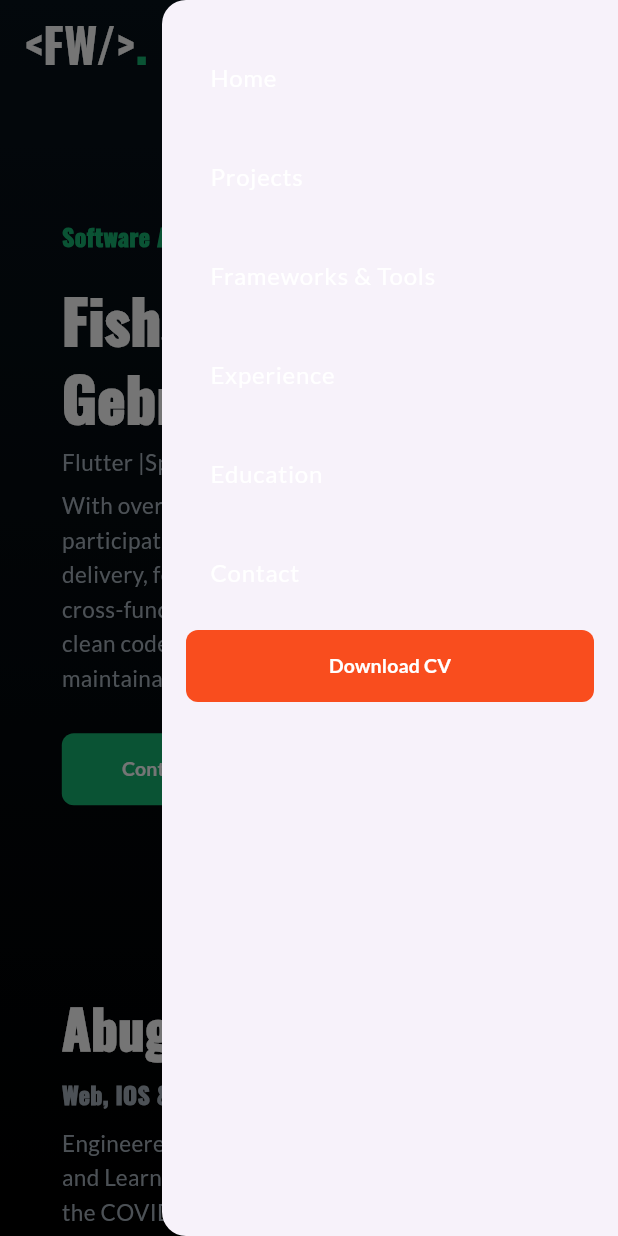
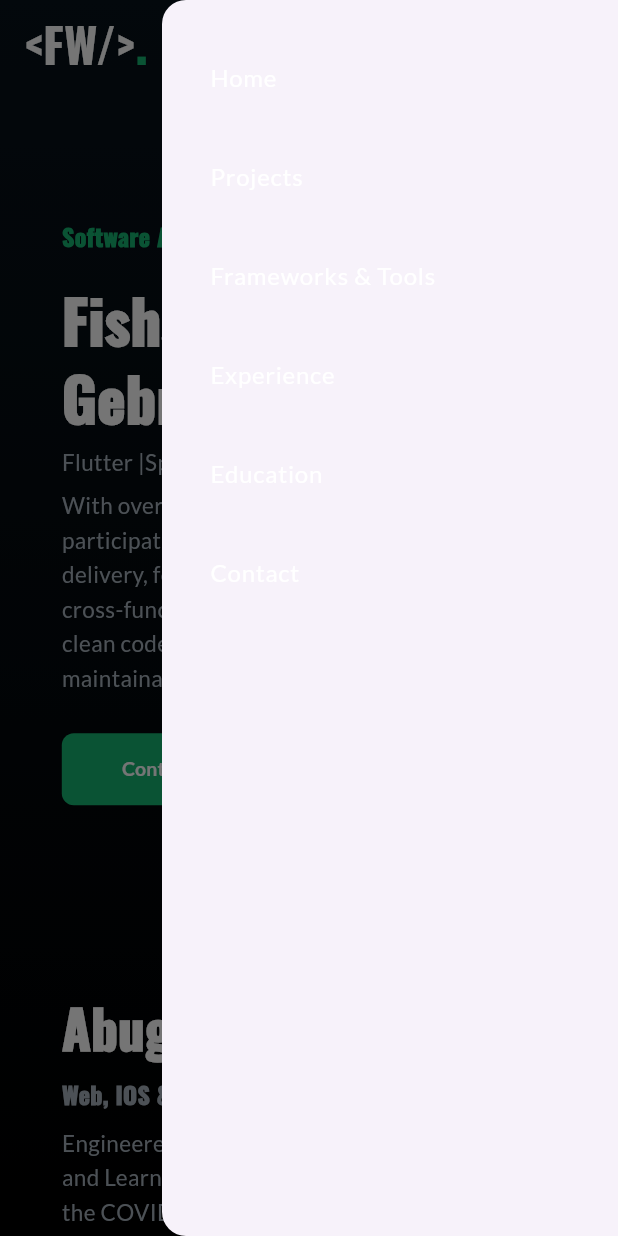
Before and after one commit to Fisha-Wubshet/fisha-portfolio, a Flutter app: the screen it shows after launch, with the side drawer open, on a phone screen of 412 x 824 dp. Run offline on Flutter 3.47's test engine with Material 3 defaults, Android fonts, the phone set to English and light mode, and no system bars; drawn by our look-alikes of carousel_slider; our stand-ins replace google_fonts, responsive_framework, web.

Commit message:
hide download cv button from top header

```diff
--- a/lib/data/header_items_data.dart
+++ b/lib/data/header_items_data.dart
@@ -9,5 +9,4 @@ List<HeaderItem> headerItems = [
   HeaderItem(title: "Experience", onTap: () => scrollTo(experienceKey)),
   HeaderItem(title: "Education", onTap: () => scrollTo(educationKey)),
   HeaderItem(title: "Contact", onTap: () => scrollTo(contactKey)),
-  HeaderItem(title: "Download CV", onTap: () => scrollTo(hireMeKey), isButton: true),
 ];
```
